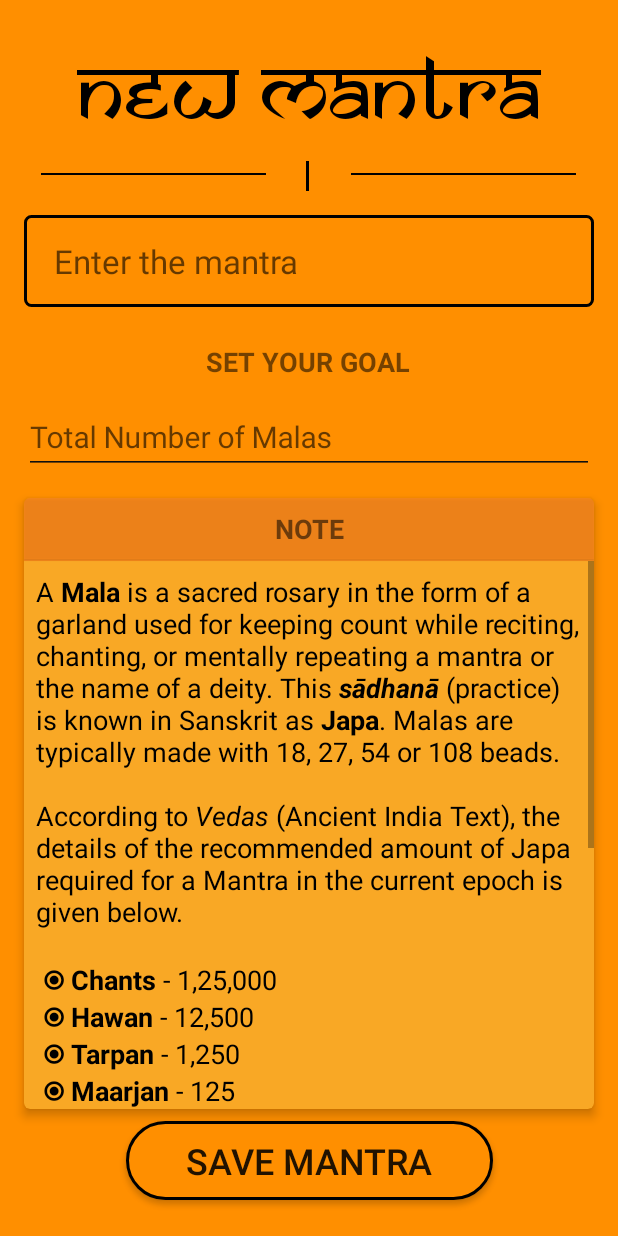
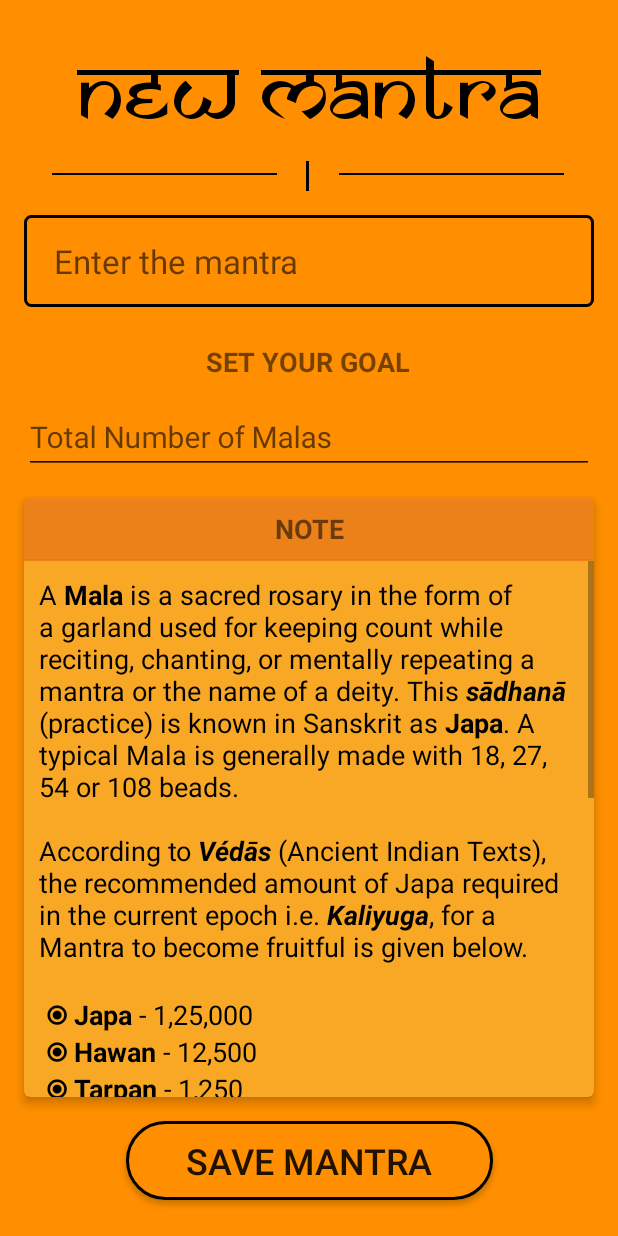
Before and after one commit to AtriTripathi/Chants-Journal, an Android app: the NewMantraActivity screen opened directly, with no data from a screen before it, on a phone screen of 412 x 824 dp. Run offline under Robolectric (Android 15) with nearby library versions, the phone set to English and light mode, and no system bars.

Commit message:
Change help menu text

```diff
--- a/app/src/main/res/layout/activity_mantra_details.xml
+++ b/app/src/main/res/layout/activity_mantra_details.xml
@@ -35,6 +35,7 @@
         android:background="@android:color/black"
         app:layout_constraintBottom_toBottomOf="parent"
         app:layout_constraintEnd_toStartOf="@+id/divider6"
+        app:layout_constraintHorizontal_bias="0.7"
         app:layout_constraintStart_toStartOf="parent"
         app:layout_constraintTop_toTopOf="@+id/divider6"
         app:layout_constraintVertical_bias="0.0" />
@@ -50,6 +51,7 @@
         android:background="@android:color/black"
         app:layout_constraintBottom_toBottomOf="parent"
         app:layout_constraintEnd_toEndOf="parent"
+        app:layout_constraintHorizontal_bias="0.3"
         app:layout_constraintStart_toEndOf="@+id/divider6"
         app:layout_constraintTop_toTopOf="@+id/divider6"
         app:layout_constraintVertical_bias="0.0" />
--- a/app/src/main/res/layout/activity_new_mantra.xml
+++ b/app/src/main/res/layout/activity_new_mantra.xml
@@ -20,6 +20,7 @@
         android:background="@android:color/black"
         app:layout_constraintBottom_toBottomOf="parent"
         app:layout_constraintEnd_toStartOf="@+id/divider15"
+        app:layout_constraintHorizontal_bias="0.7"
         app:layout_constraintStart_toStartOf="parent"
         app:layout_constraintTop_toTopOf="@+id/divider15"
         app:layout_constraintVertical_bias="0.0" />
@@ -35,6 +36,7 @@
         android:background="@android:color/black"
         app:layout_constraintBottom_toBottomOf="parent"
         app:layout_constraintEnd_toEndOf="parent"
+        app:layout_constraintHorizontal_bias="0.3"
         app:layout_constraintStart_toEndOf="@+id/divider15"
         app:layout_constraintTop_toTopOf="@+id/divider15"
         app:layout_constraintVertical_bias="0.0" />
@@ -184,7 +186,7 @@
         android:layout_marginStart="16dp"
         android:layout_marginTop="16dp"
         android:layout_marginEnd="16dp"
-        android:layout_marginBottom="8dp"
+        android:layout_marginBottom="16dp"
         app:cardBackgroundColor="@color/dark_orange"
         app:cardCornerRadius="4dp"
         app:cardElevation="4dp"
@@ -234,7 +236,7 @@
                         android:id="@+id/textView12"
                         android:layout_width="match_parent"
                         android:layout_height="match_parent"
-                        android:padding="8dp"
+                        android:padding="10dp"
                         android:text="@string/mantra_note"
                         android:textColor="@android:color/black"
                         android:textSize="18sp" />
--- a/app/src/main/res/values/strings.xml
+++ b/app/src/main/res/values/strings.xml
@@ -14,28 +14,33 @@
     <string name="delete_mantra_title">Confirm deletion.></string>
     <string name="delete_mantra_content">You are about to permanently delete this Mantra and all its data. Do you wish to continue?></string>
     <string name="title_activity_settings">Settings</string>
-    <string name="help_text">A mantra consists of uniquely selected special syllables.\n\nEach mantra carries a
-        certain amount of positive vibration, which when repeated regularly over a period of time can generate positive
-        emotions, peace of mind and bestow oneself with sound health.\n\n This app allows you to add
-        your personal list of mantras, with each Mantra having a definite amount of chants/goal to be
-        completed. It also allows you to keep a track of the chants/malas completed.
+    <string name="help_text">A mantra (Sanskrit: मन्त्र) is a sacred utterance, a numinous sound, a syllable,
+        word or phonemes, or group of words in Sanskrit believed to have psychological and spiritual powers.
+        They are typically melodic, mathematically structured meters, believed to be resonant with numinous qualities.
+        \n\nAt its simplest, the word ॐ (Aum, Om) serves as a mantra, also known as the source of all mantras.
+        \n\nEach mantra carries a certain amount of positive vibration, which when repeated regularly over a period of time can generate tranquil
+        emotions, peace of mind and bestow oneself with sound body and health.\n\n
+        ✧✧✧
+        \n\nStart by adding your personal list of mantras, with each mantra having a defined chanting goal.
+        We also recommend you to Sign in with your Google account in order to keep all your Chanting data
+        backed up.
     </string>
 
     <string name="mantra_note">A <b>Mala</b> is a sacred rosary in the form of a garland used for
         keeping count while reciting, chanting, or mentally repeating a mantra or the name
-        of a deity. This <b><i>sādhanā</i></b> (practice) is known in Sanskrit as <b>Japa</b>. Malas are typically
-        made with 18, 27, 54 or 108 beads.\n\nAccording to <i>Vedas</i> (Ancient India Text), the details of
-        the recommended amount of Japa required for a Mantra in the current epoch is given below.\n \n
-        <b>⦿ Chants</b> - 1,25,000\n
+        of a deity. This <b><i>sādhanā</i></b> (practice) is known in Sanskrit as <b>Japa</b>.
+        A typical Mala is generally made with 18, 27, 54 or 108 beads.\n\nAccording to <b><i>Védās</i></b>
+        (Ancient Indian Texts), the recommended amount of Japa required in the current epoch i.e. <b><i>"Kaliyuga"</i></b>,
+        for a Mantra to become fruitful is given below.\n\n
+        <b>⦿ Japa</b> - 1,25,000\n
         <b>⦿ Hawan</b> - 12,500 \n
         <b>⦿ Tarpan</b> - 1,250\n
         <b>⦿ Maarjan</b> - 125\n
-        <b>⦿ Brahman Bhoj</b> - 13\n\nAs an alternative, instead of performing above activities,
-        we can perform chants equivalent to the combined total of all the above amounts, which approximately
-        turns out to be 1,38,888. And, in order to nullify the effect of any erroneous chants, it is
-        recommended to add some buffer amount to the sum and make it a total of 1,50,000.\n\n
-
-        Now, if we consider an ideal <b><i>Japa Mala</i></b> to consist of <b>108 beads</b>, we are required to complete a total of
-        1,500 Malas in order to reach an ideal chanting goal for any Mantra.
+        <b>⦿ Brahman Bhoj</b> - 13\n\nAlternatively, instead of involving oneself in these rigorous rituals,
+        one can gain similar benefits by piously chanting an amount equivalent to the combined total of all the above, which
+        turns out to be <b>1,38,888</b> approximately.\n\nMoreover, in order to nullify the effects of any erroneous chants, it is also
+        recommended to add a buffer amount to the sum and make it a total of <b>1,50,000</b> chants.\n\nNow,
+        if we consider an ideal <i>Japa Mala</i> consisting of <b>108 beads</b>, we must diligently complete a total of
+        <b><i>1,500 Malas</i></b> in order to successfully reach an ideal chanting goal for a given Mantra.
     </string>
 </resources>
```
Also changed, not shown: app/src/main/res/layout/layout_help_button.xml (+7 -8 lines).
